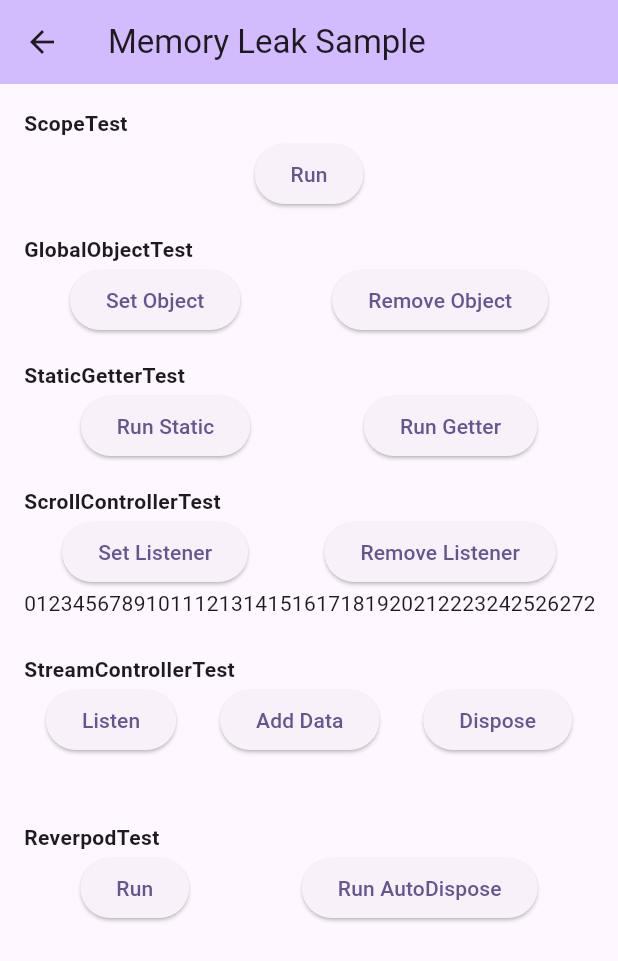
After one commit to never-inc/flutter_experiment, a Flutter app: the screen it shows after launch, after a tap on "Memory Leak Sample", on a phone screen of 412 x 824 dp. The commit adds this screen. Shown: the top 961 px of the screen. Run offline on Flutter 3.47's test engine with Material 2 defaults, Android fonts, the phone set to English and light mode, and no system bars; our stand-ins replace flutter_bloc, flutter_riverpod, flutter_secure_storage, get_it, shared_preferences.

Commit message:
added memory leaks test sample code

```diff
--- a/lib/pages/main_page.dart
+++ b/lib/pages/main_page.dart
@@ -1,5 +1,6 @@
 import 'package:flutter/material.dart';
 import 'package:flutter_sample/pages/flutter_bloc/index.dart' as flutter_bloc;
+import 'package:flutter_sample/pages/memory_leaks/memory_leaks_sample_page.dart';
 import 'package:flutter_sample/pages/riverpod/index.dart' as riverpod;
 
 class MainPage extends StatelessWidget {
@@ -43,6 +44,19 @@ class MainPage extends StatelessWidget {
                 },
               ),
               const Divider(height: 1),
+              ListTile(
+                title: const Text(
+                  'Memory Leak Sample',
+                ),
+                trailing: const Icon(
+                  Icons.arrow_forward_ios_rounded,
+                  size: 16,
+                ),
+                onTap: () {
+                  MemoryLeakSamplePage.show(context);
+                },
+              ),
+              const Divider(height: 1),
             ],
           ),
         ),
--- /dev/null
+++ b/lib/pages/memory_leaks/dummy_object.dart
@@ -0,0 +1,13 @@
+class DummyObject {
+  DummyObject(this.text);
+
+  factory DummyObject.create() {
+    final buffer = StringBuffer();
+    for (var i = 0; i < 1024; i++) {
+      buffer.write(i);
+    }
+    return DummyObject(buffer.toString());
+  }
+
+  final String text;
+}
--- /dev/null
+++ b/lib/pages/memory_leaks/global_object_test.dart
@@ -0,0 +1,50 @@
+import 'package:flutter/material.dart';
+import 'package:flutter_sample/pages/memory_leaks/dummy_object.dart';
+
+DummyObject? dummyObject;
+
+class GlobalObjectTest extends StatelessWidget {
+  const GlobalObjectTest({super.key});
+
+  @override
+  Widget build(BuildContext context) {
+    return Column(
+      children: [
+        Align(
+          alignment: Alignment.topLeft,
+          child: Text(
+            runtimeType.toString(),
+            style: const TextStyle(fontWeight: FontWeight.bold),
+          ),
+        ),
+        Row(
+          mainAxisAlignment: MainAxisAlignment.spaceAround,
+          children: [
+            Flexible(
+              child: ElevatedButton(
+                child: const Text(
+                  'Set Object',
+                ),
+                onPressed: () {
+                  dummyObject = DummyObject.create();
+                  debugPrint(dummyObject?.text);
+                },
+              ),
+            ),
+            Flexible(
+              child: ElevatedButton(
+                child: const Text(
+                  'Remove Object',
+                ),
+                onPressed: () {
+                  dummyObject = null;
+                  debugPrint(dummyObject?.text);
+                },
+              ),
+            ),
+          ],
+        ),
+      ],
+    );
+  }
+}
--- /dev/null
+++ b/lib/pages/memory_leaks/memory_leaks_sample_page.dart
@@ -0,0 +1,71 @@
+import 'package:flutter/cupertino.dart';
+import 'package:flutter/material.dart';
+import 'package:flutter_riverpod/flutter_riverpod.dart';
+import 'package:flutter_sample/pages/memory_leaks/global_object_test.dart';
+import 'package:flutter_sample/pages/memory_leaks/riverpod_test.dart';
+import 'package:flutter_sample/pages/memory_leaks/scope_test.dart';
+import 'package:flutter_sample/pages/memory_leaks/scroll_controller_test.dart';
+import 'package:flutter_sample/pages/memory_leaks/static_getter_test.dart';
+import 'package:flutter_sample/pages/memory_leaks/stream_controller_test.dart';
+
+class MemoryLeakSamplePage extends ConsumerWidget {
+  const MemoryLeakSamplePage({super.key});
+
+  static Future<void> show(BuildContext context) {
+    return Navigator.of(context, rootNavigator: true).push<void>(
+      CupertinoPageRoute(
+        settings: const RouteSettings(name: 'memory_leak_sample'),
+        builder: (_) => const MemoryLeakSamplePage(),
+      ),
+    );
+  }
+
+  @override
+  Widget build(BuildContext context, WidgetRef ref) {
+    return Scaffold(
+      appBar: AppBar(
+        backgroundColor: Theme.of(context).colorScheme.inversePrimary,
+        title: const Text('Memory Leak Sample'),
+      ),
+      body: const SingleChildScrollView(
+        child: Padding(
+          padding: EdgeInsets.all(16),
+          child: Column(
+            children: [
+              Padding(
+                padding: EdgeInsets.only(bottom: 16),
+                child: ScopeTest(),
+              ),
+              Padding(
+                padding: EdgeInsets.only(bottom: 16),
+                child: GlobalObjectTest(),
+              ),
+              Padding(
+                padding: EdgeInsets.only(bottom: 16),
+                child: StaticGetterTest(),
+              ),
+              Padding(
+                padding: EdgeInsets.only(bottom: 16),
+                child: SizedBox(
+                  height: 96,
+                  child: ScrollControllerTest(),
+                ),
+              ),
+              Padding(
+                padding: EdgeInsets.only(bottom: 16),
+                child: SizedBox(
+                  height: 96,
+                  child: StreamControllerTest(),
+                ),
+              ),
+              Padding(
+                padding: EdgeInsets.only(bottom: 16),
+                child: ReverpodTest(),
+              ),
+            ],
+          ),
+        ),
+      ),
+    );
+  }
+}
--- /dev/null
+++ b/lib/pages/memory_leaks/riverpod_test.dart
@@ -0,0 +1,63 @@
+import 'package:flutter/material.dart';
+import 'package:flutter_riverpod/flutter_riverpod.dart';
+import 'package:flutter_sample/pages/memory_leaks/dummy_object.dart';
+
+final dummyObjectProvider = Provider<DummyObject>((ref) {
+  ref.onDispose(() {
+    debugPrint('dispose');
+  });
+  return DummyObject.create();
+});
+
+final dummyObjectAutoDisposeProvider = Provider.autoDispose<DummyObject>((ref) {
+  ref.onDispose(() {
+    debugPrint('dispose');
+  });
+  return DummyObject.create();
+});
+
+class ReverpodTest extends ConsumerWidget {
+  const ReverpodTest({super.key});
+
+  @override
+  Widget build(BuildContext context, WidgetRef ref) {
+    return Column(
+      children: [
+        Align(
+          alignment: Alignment.topLeft,
+          child: Text(
+            runtimeType.toString(),
+            style: const TextStyle(fontWeight: FontWeight.bold),
+          ),
+        ),
+        Row(
+          mainAxisAlignment: MainAxisAlignment.spaceAround,
+          children: [
+            Flexible(
+              child: ElevatedButton(
+                child: const Text(
+                  'Run',
+                ),
+                onPressed: () {
+                  final value = ref.read(dummyObjectProvider);
+                  debugPrint('${value.hashCode}');
+                },
+              ),
+            ),
+            Flexible(
+              child: ElevatedButton(
+                child: const Text(
+                  'Run AutoDispose',
+                ),
+                onPressed: () {
+                  final value = ref.read(dummyObjectAutoDisposeProvider);
+                  debugPrint('${value.hashCode}');
+                },
+              ),
+            ),
+          ],
+        ),
+      ],
+    );
+  }
+}
--- /dev/null
+++ b/lib/pages/memory_leaks/scope_test.dart
@@ -0,0 +1,33 @@
+import 'package:flutter/material.dart';
+import 'package:flutter_sample/pages/memory_leaks/dummy_object.dart';
+
+class ScopeTest extends StatelessWidget {
+  const ScopeTest({super.key});
+
+  @override
+  Widget build(BuildContext context) {
+    return Column(
+      children: [
+        Align(
+          alignment: Alignment.topLeft,
+          child: Text(
+            runtimeType.toString(),
+            style: const TextStyle(fontWeight: FontWeight.bold),
+          ),
+        ),
+        ElevatedButton(
+          child: const Text(
+            'Run',
+          ),
+          onPressed: () async {
+            final data = DummyObject.create();
+
+            await Future<void>.delayed(const Duration(seconds: 3));
+
+            debugPrint(data.text);
+          },
+        ),
+      ],
+    );
+  }
+}
--- /dev/null
+++ b/lib/pages/memory_leaks/scroll_controller_test.dart
@@ -0,0 +1,86 @@
+import 'package:flutter/material.dart';
+import 'package:flutter_sample/pages/memory_leaks/dummy_object.dart';
+
+class ScrollControllerTest extends StatefulWidget {
+  const ScrollControllerTest({super.key});
+
+  @override
+  State<StatefulWidget> createState() => _Body();
+}
+
+class _Body extends State<ScrollControllerTest> {
+  late final ScrollController scrollController;
+
+  final List<VoidCallback> listeners = [];
+
+  @override
+  void initState() {
+    scrollController = ScrollController();
+    super.initState();
+  }
+
+  @override
+  void dispose() {
+    super.dispose();
+    scrollController.dispose();
+  }
+
+  @override
+  Widget build(BuildContext context) {
+    return Column(
+      mainAxisSize: MainAxisSize.min,
+      children: [
+        Align(
+          alignment: Alignment.topLeft,
+          child: Text(
+            widget.runtimeType.toString(),
+            style: const TextStyle(fontWeight: FontWeight.bold),
+          ),
+        ),
+        Row(
+          mainAxisAlignment: MainAxisAlignment.spaceAround,
+          children: [
+            Flexible(
+              child: ElevatedButton(
+                child: const Text(
+                  'Set Listener',
+                ),
+                onPressed: () {
+                  final obj = DummyObject.create();
+                  void listener() {
+                    debugPrint('scroll: ${obj.hashCode}');
+                  }
+
+                  scrollController.addListener(listener);
+                  listeners.add(listener);
+                },
+              ),
+            ),
+            Flexible(
+              child: ElevatedButton(
+                child: const Text(
+                  'Remove Listener',
+                ),
+                onPressed: () {
+                  listeners
+                    ..forEach(scrollController.removeListener)
+                    ..clear();
+                },
+              ),
+            ),
+          ],
+        ),
+        Expanded(
+          child: ListView.builder(
+            controller: scrollController,
+            scrollDirection: Axis.horizontal,
+            itemBuilder: (context, index) {
+              return Text('$index');
+            },
+            itemCount: 100,
+          ),
+        ),
+      ],
+    );
+  }
+}
--- /dev/null
+++ b/lib/pages/memory_leaks/static_getter_test.dart
@@ -0,0 +1,56 @@
+import 'package:flutter/material.dart';
+
+class Title {
+  Title(this.value);
+  final String value;
+}
+
+class Message {
+  Message._();
+  static Title title1 = Title('タイトル1');
+  static Title get title2 => Title('タイトル2');
+}
+
+class StaticGetterTest extends StatelessWidget {
+  const StaticGetterTest({super.key});
+
+  @override
+  Widget build(BuildContext context) {
+    return Column(
+      children: [
+        Align(
+          alignment: Alignment.topLeft,
+          child: Text(
+            runtimeType.toString(),
+            style: const TextStyle(fontWeight: FontWeight.bold),
+          ),
+        ),
+        Row(
+          mainAxisAlignment: MainAxisAlignment.spaceAround,
+          children: [
+            Flexible(
+              child: ElevatedButton(
+                child: const Text(
+                  'Run Static',
+                ),
+                onPressed: () {
+                  debugPrint(Message.title1.value);
+                },
+              ),
+            ),
+            Flexible(
+              child: ElevatedButton(
+                child: const Text(
+                  'Run Getter',
+                ),
+                onPressed: () {
+                  debugPrint(Message.title2.value);
+                },
+              ),
+            ),
+          ],
+        ),
+      ],
+    );
+  }
+}
--- /dev/null
+++ b/lib/pages/memory_leaks/stream_controller_test.dart
@@ -0,0 +1,87 @@
+import 'dart:async';
+
+import 'package:flutter/material.dart';
+import 'package:flutter_sample/pages/memory_leaks/dummy_object.dart';
+
+class StreamControllerTest extends StatefulWidget {
+  const StreamControllerTest({super.key});
+
+  @override
+  State<StatefulWidget> createState() => _Body();
+}
+
+class _Body extends State<StreamControllerTest> {
+  late final StreamController<DummyObject> streamController;
+  final List<StreamSubscription<DummyObject>> disposers = [];
+
+  @override
+  void initState() {
+    streamController = StreamController<DummyObject>.broadcast();
+    super.initState();
+  }
+
+  @override
+  void dispose() {
+    super.dispose();
+    streamController.close();
+  }
+
+  @override
+  Widget build(BuildContext context) {
+    return Column(
+      mainAxisSize: MainAxisSize.min,
+      children: [
+        Align(
+          alignment: Alignment.topLeft,
+          child: Text(
+            widget.runtimeType.toString(),
+            style: const TextStyle(fontWeight: FontWeight.bold),
+          ),
+        ),
+        Row(
+          mainAxisAlignment: MainAxisAlignment.spaceAround,
+          children: [
+            Flexible(
+              child: ElevatedButton(
+                child: const Text(
+                  'Listen',
+                ),
+                onPressed: () {
+                  final disposer = streamController.stream.listen((event) {
+                    debugPrint('scroll: ${event.hashCode}');
+                  });
+                  disposers.add(disposer);
+                },
+              ),
+            ),
+            Flexible(
+              child: ElevatedButton(
+                child: const Text(
+                  'Add Data',
+                ),
+                onPressed: () {
+                  final data = DummyObject.create();
+                  streamController.sink.add(data);
+                },
+              ),
+            ),
+            Flexible(
+              child: ElevatedButton(
+                child: const Text(
+                  'Dispose',
+                ),
+                onPressed: () {
+                  disposers
+                    ..forEach((element) {
+                      element.cancel();
+                    })
+                    ..clear();
+                },
+              ),
+            ),
+          ],
+        ),
+      ],
+    );
+  }
+}
```
Also changed, not shown: 1 other file.
